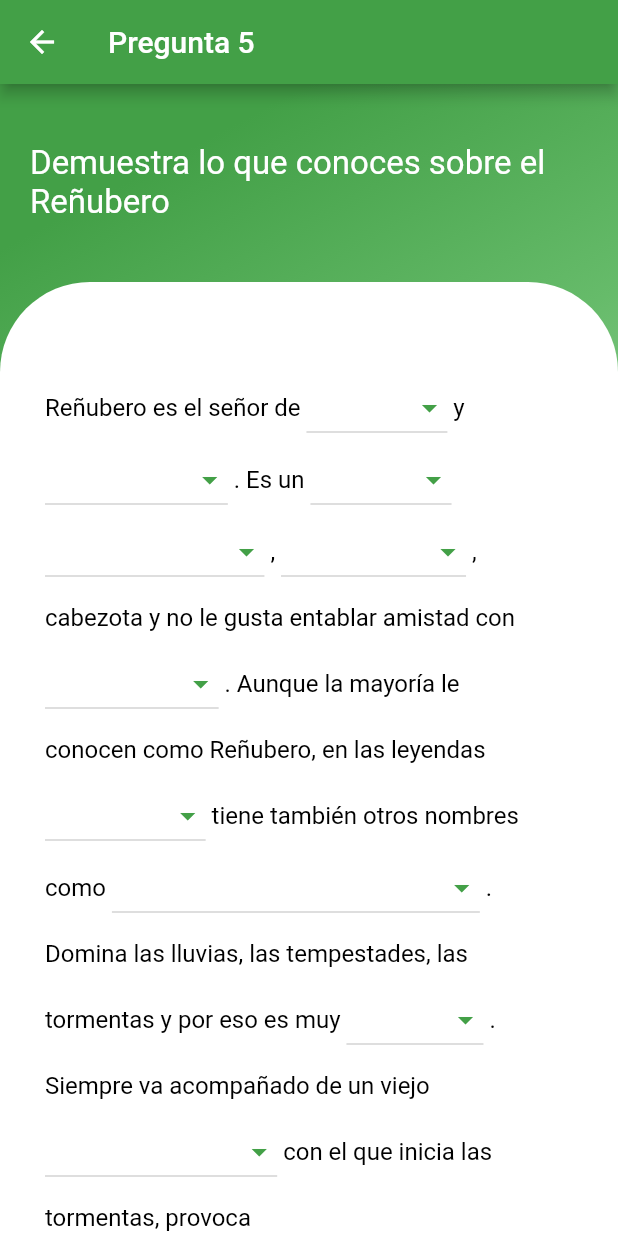
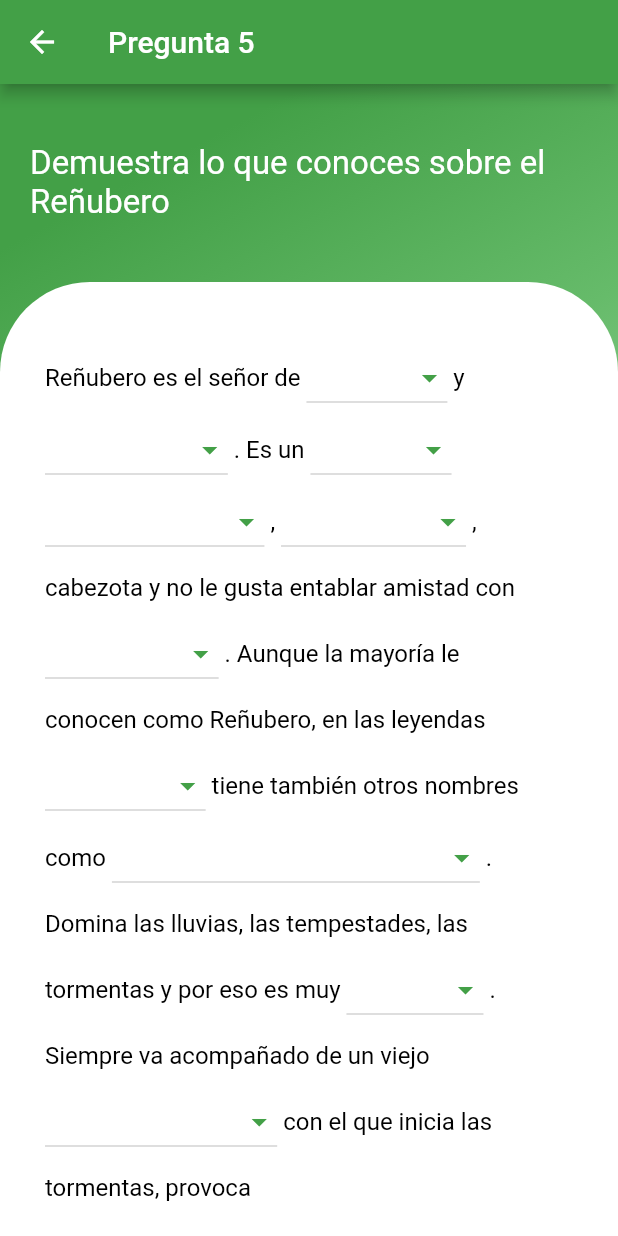
Before and after one commit to lferng17/aplicacion_cele, a Flutter app: the Question05 screen opened directly, on a phone screen of 412 x 824 dp. Run offline on Flutter 3.47's test engine with Material 2 defaults, Android fonts, the phone set to English and light mode, and no system bars; our stand-ins replace cloud_firestore, firebase_auth, firebase_core, fluttertoast; missing offline and left inert: dart:ffi; accounts and stored records are empty.

Commit message:
Mejoras UI

```diff
--- a/lib/screens/questions/question_01.dart
+++ b/lib/screens/questions/question_01.dart
@@ -52,7 +52,8 @@ class _Question01State extends State<Question01> {
   Widget build(BuildContext context) {
     return Scaffold(
       appBar: AppBar(
-        title: Text('Pregunta 1'),
+        title: Text('Pregunta 01/06'),
+        centerTitle: true,
         backgroundColor: Colors.green[600],
       ),
       body: Container(
@@ -74,9 +75,11 @@ class _Question01State extends State<Question01> {
               child: Column(
                 crossAxisAlignment: CrossAxisAlignment.start,
                 children: <Widget>[
-                  Text(
-                    question,
-                    style: TextStyle(color: Colors.white, fontSize: 22),
+                  Center(
+                    child: Text(
+                      question,
+                      style: TextStyle(color: Colors.white, fontSize: 22),
+                    ),
                   ),
                   SizedBox(
                     height: 10,
@@ -132,7 +135,6 @@ class _Question01State extends State<Question01> {
                                     false; //Bloquear respuestas
                               });
                             },
-
                             child: Text(
                               "Corregir",
                               textAlign: TextAlign.center,
--- a/lib/screens/questions/question_03.dart
+++ b/lib/screens/questions/question_03.dart
@@ -10,9 +10,10 @@ class Question03 extends StatefulWidget {
 
 class _Question03State extends State<Question03> {
   // Pregunta
-  String question = '¿Qué podría exclamar un bombero cuando algo no le sale bien?\n'
-                                'Piensa en dos versos que rimen, Como hace el Reñubero:\n'
-                                '¡¡Rayos y centellas, luz de las estrellas!!';
+  String question =
+      '¿Qué podría exclamar un bombero cuando algo no le sale bien?\n'
+      'Piensa en dos versos que rimen, Como hace el Reñubero:\n'
+      '¡¡Rayos y centellas, luz de las estrellas!!';
 
   int _currentStep = 0;
 
@@ -20,7 +21,8 @@ class _Question03State extends State<Question03> {
   Widget build(BuildContext context) {
     return Scaffold(
       appBar: AppBar(
-        title: Text('Pregunta 3'),
+        title: Text('Pregunta 03/06'),
+        centerTitle: true,
         backgroundColor: Colors.green[600],
       ),
       body: Container(
@@ -42,9 +44,11 @@ class _Question03State extends State<Question03> {
               child: Column(
                 crossAxisAlignment: CrossAxisAlignment.start,
                 children: <Widget>[
-                  Text(
-                    question,
-                    style: TextStyle(color: Colors.white, fontSize: 16),
+                  Center(
+                    child: Text(
+                      question,
+                      style: TextStyle(color: Colors.white, fontSize: 18),
+                    ),
                   ),
                   SizedBox(
                     height: 10,
--- a/lib/screens/questions/question_05.dart
+++ b/lib/screens/questions/question_05.dart
@@ -76,7 +76,6 @@ class _Question05State extends State<Question05> {
 
   // bool para correcciones
   bool showResults = false;
-  bool isCorrectionEnabled = true;
 
   @override
   Widget build(BuildContext context) {
@@ -128,7 +127,7 @@ class _Question05State extends State<Question05> {
                     child: Column(
                       children: <Widget>[
                         SizedBox(
-                          height: 30,
+                          height: 10,
                         ),
                         Container(
                           decoration: BoxDecoration(
@@ -145,7 +144,7 @@ class _Question05State extends State<Question05> {
                                         color: Colors.black, fontSize: 16),
                                   ),
                                   buildDropdowns(
-                                      lluviasOptions, selectedLluviasOption,
+                                      lluviasOptions, selectedLluviasOption, 'las lluvias',
                                       (value) {
                                     setState(() {
                                       selectedLluviasOption = value;
@@ -161,7 +160,7 @@ class _Question05State extends State<Question05> {
                               Row(
                                 children: <Widget>[
                                   buildDropdowns(
-                                      tormentasOptions, selectedTormentasOption,
+                                      tormentasOptions, selectedTormentasOption, 'las tormentas',
                                       (value) {
                                     setState(() {
                                       selectedTormentasOption = value;
@@ -173,7 +172,7 @@ class _Question05State extends State<Question05> {
                                         color: Colors.black, fontSize: 16),
                                   ),
                                   buildDropdowns(
-                                      personajeOptions, selectedPersonajeOption,
+                                      personajeOptions, selectedPersonajeOption, 'personaje',
                                       (value) {
                                     setState(() {
                                       selectedPersonajeOption = value;
@@ -184,7 +183,7 @@ class _Question05State extends State<Question05> {
                               Row(
                                 children: <Widget>[
                                   buildDropdowns(
-                                      ancianoOptions, selectedAncianoOption,
+                                      ancianoOptions, selectedAncianoOption, 'anciano',
                                       (value) {
                                     setState(() {
                                       selectedAncianoOption = value;
@@ -196,7 +195,7 @@ class _Question05State extends State<Question05> {
                                         color: Colors.black, fontSize: 16),
                                   ),
                                   buildDropdowns(malhumoradoOptions,
-                                      selectedMalhumoradoOption, (value) {
+                                      selectedMalhumoradoOption, 'malhumorado', (value) {
                                     setState(() {
                                       selectedMalhumoradoOption = value;
                                     });
@@ -223,7 +222,7 @@ class _Question05State extends State<Question05> {
                               Row(
                                 children: <Widget>[
                                   buildDropdowns(
-                                      humanosOptions, selectedHumanosOption,
+                                      humanosOptions, selectedHumanosOption, 'los humanos',
                                       (value) {
                                     setState(() {
                                       selectedHumanosOption = value;
@@ -251,7 +250,7 @@ class _Question05State extends State<Question05> {
                               Row(
                                 children: <Widget>[
                                   buildDropdowns(
-                                      leyendasOptions, selectedLeyendasOption,
+                                      leyendasOptions, selectedLeyendasOption, 'leonesas',
                                       (value) {
                                     setState(() {
                                       selectedLeyendasOption = value;
@@ -272,7 +271,7 @@ class _Question05State extends State<Question05> {
                                         color: Colors.black, fontSize: 16),
                                   ),
                                   buildDropdowns(
-                                      nombresOptions, selectedNombresOption,
+                                      nombresOptions, selectedNombresOption, 'Nubero, Renubero o Riñobero',
                                       (value) {
                                     setState(() {
                                       selectedNombresOption = value;
@@ -305,7 +304,7 @@ class _Question05State extends State<Question05> {
                                         color: Colors.black, fontSize: 16),
                                   ),
                                   buildDropdowns(
-                                      poderosoOptions, selectedPoderosoOption,
+                                      poderosoOptions, selectedPoderosoOption, 'poderoso',
                                       (value) {
                                     setState(() {
                                       selectedPoderosoOption = value;
@@ -333,7 +332,7 @@ class _Question05State extends State<Question05> {
                               Row(
                                 children: <Widget>[
                                   buildDropdowns(
-                                      bastonOptions, selectedBastonOption,
+                                      bastonOptions, selectedBastonOption, 'bastón de madera',
                                       (value) {
                                     setState(() {
                                       selectedBastonOption = value;
@@ -361,7 +360,7 @@ class _Question05State extends State<Question05> {
                               Row(
                                 children: <Widget>[
                                   buildDropdowns(
-                                      accionesOptions, selectedAccionesOption,
+                                      accionesOptions, selectedAccionesOption, 'rayos, truenos y chaparrones',
                                       (value) {
                                     setState(() {
                                       selectedAccionesOption = value;
@@ -389,7 +388,7 @@ class _Question05State extends State<Question05> {
                               Row(
                                 children: <Widget>[
                                   buildDropdowns(exclamacionOptions,
-                                      selectedExclamacionOption, (value) {
+                                      selectedExclamacionOption, '¡¡Rayos y centellas, luz de las estrellas!!', (value) {
                                     setState(() {
                                       selectedExclamacionOption = value;
                                     });
@@ -416,7 +415,7 @@ class _Question05State extends State<Question05> {
                                         color: Colors.black, fontSize: 16),
                                   ),
                                   buildDropdowns(
-                                      oidoOptions, selectedOidoOption, (value) {
+                                      oidoOptions, selectedOidoOption, 'el oído', (value) {
                                     setState(() {
                                       selectedOidoOption = value;
                                     });
@@ -436,7 +435,7 @@ class _Question05State extends State<Question05> {
                                         color: Colors.black, fontSize: 16),
                                   ),
                                   buildDropdowns(
-                                      hablarOptions, selectedHablarsOption,
+                                      hablarOptions, selectedHablarsOption, 'hablar',
                                       (value) {
                                     setState(() {
                                       selectedHablarsOption = value;
@@ -464,7 +463,6 @@ class _Question05State extends State<Question05> {
                             onPressed: () {
                               setState(() {
                                 showResults = true;
-                                isCorrectionEnabled = false;
                               });
                             },
                             child: Text(
@@ -521,16 +519,26 @@ class _Question05State extends State<Question05> {
     );
   }
 
-  Widget buildDropdowns(List<String> options, String? selectedOption,
+  Widget buildDropdowns(List<String> options, String? selectedOption, String? correctOption,
       Function(String?) onChanged) {
+    final isCorrectOption = selectedOption == correctOption;
+
+    //Añadir puntos, ej: selecciona mal, -2 puntos. Selecciona bien, +5 puntos.
+
     return DropdownButton<String>(
       value: selectedOption,
-      items: options
-          .map((option) => DropdownMenuItem<String>(
-                value: option,
-                child: Text(option),
-              ))
-          .toList(),
+      items: options.map((option) {
+        return DropdownMenuItem<String>(
+          value: option,
+          child: Text(
+            option,
+            style: TextStyle(
+                color: isCorrectOption
+                    ? Colors.green[600]
+                    : Colors.black),
+          ),
+        );
+      }).toList(),
       onChanged: onChanged,
       iconEnabledColor: Colors.green[600],
       style: TextStyle(color: Colors.black, fontSize: 16),
```
